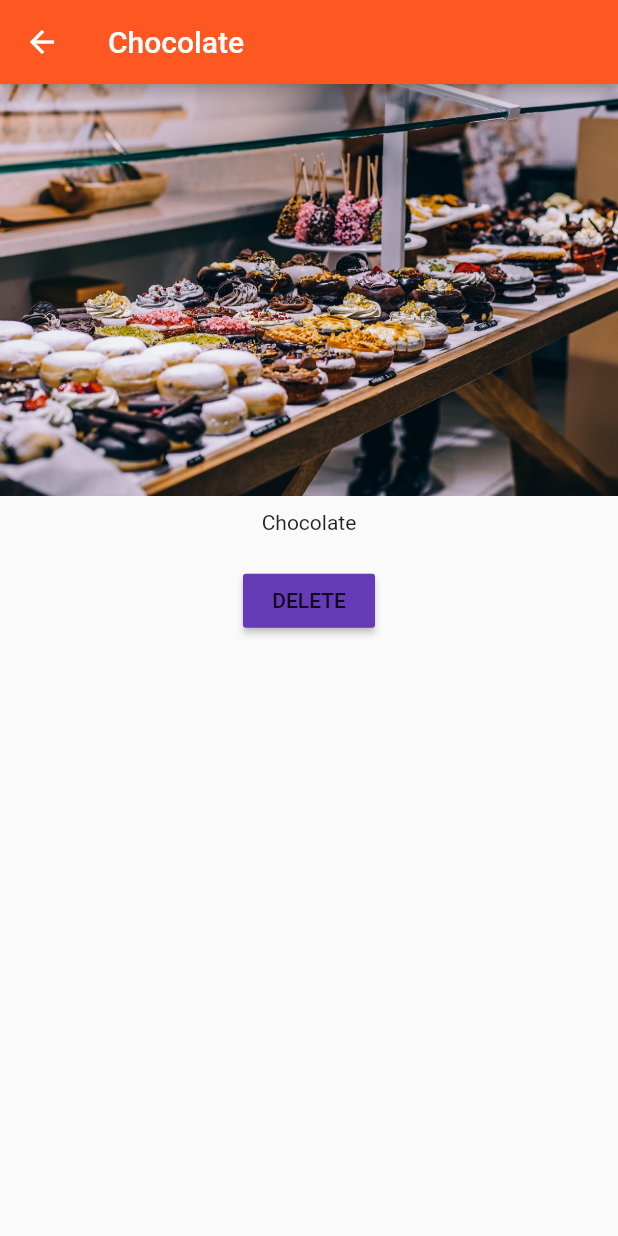
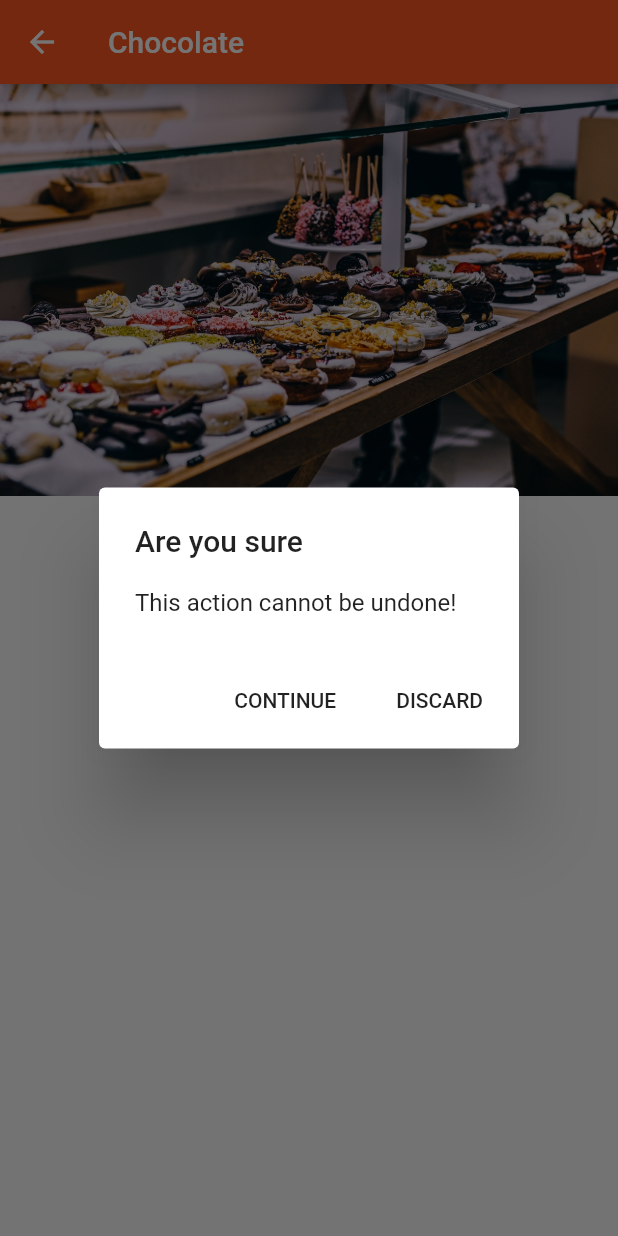
Before and after one commit to kostyaVyrodov/flutter-playground, a Flutter app: the screen it shows after launch, after a tap on "Add Product", after a tap on "Details", on a phone screen of 412 x 824 dp. Run offline on Flutter 3.47's test engine with Material 2 defaults, Android fonts, the phone set to English and light mode, and no system bars.

```diff
--- a/lib/pages/product.dart
+++ b/lib/pages/product.dart
@@ -7,6 +7,29 @@ class ProductPage extends StatelessWidget {
   final String imageUrl;
 
   ProductPage(this.title, this.imageUrl);
+
+  _showDialog(BuildContext currentContext) {
+    showDialog(
+        context: currentContext,
+        builder: (BuildContext context) {
+          return AlertDialog(
+              title: Text('Are you sure'),
+              content: Text('This action cannot be undone!'),
+              actions: [
+                FlatButton(
+                  child: Text('CONTINUE'),
+                  onPressed: () {
+                    Navigator.pop(context);
+                    Navigator.pop(context, true);
+                  },
+                ),
+                FlatButton(
+                  child: Text('DISCARD'),
+                  onPressed: () => Navigator.pop(context),
+                ),
+              ]);
+        });
+  }
 
   @override
   Widget build(BuildContext context) {
@@ -33,7 +56,7 @@ class ProductPage extends StatelessWidget {
               child: RaisedButton(
                 color: Theme.of(context).accentColor,
                 child: Text('DELETE'),
-                onPressed: () => Navigator.pop(context, true),
+                onPressed: _showDialog(context),
               ),
             )
           ],
```
